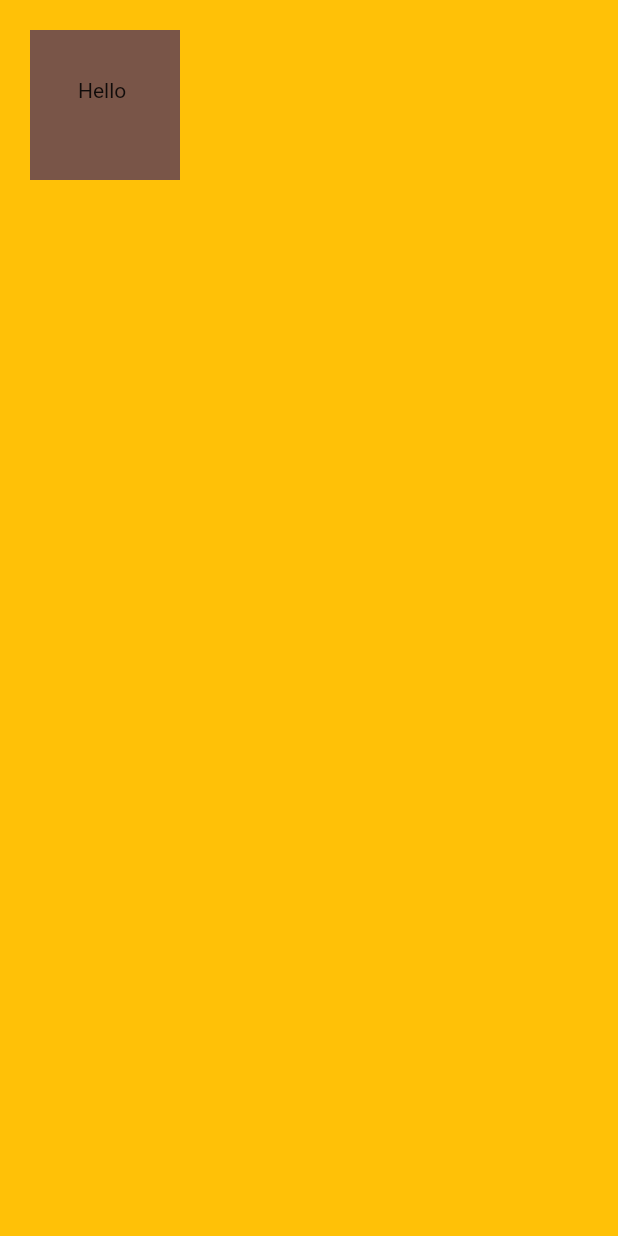
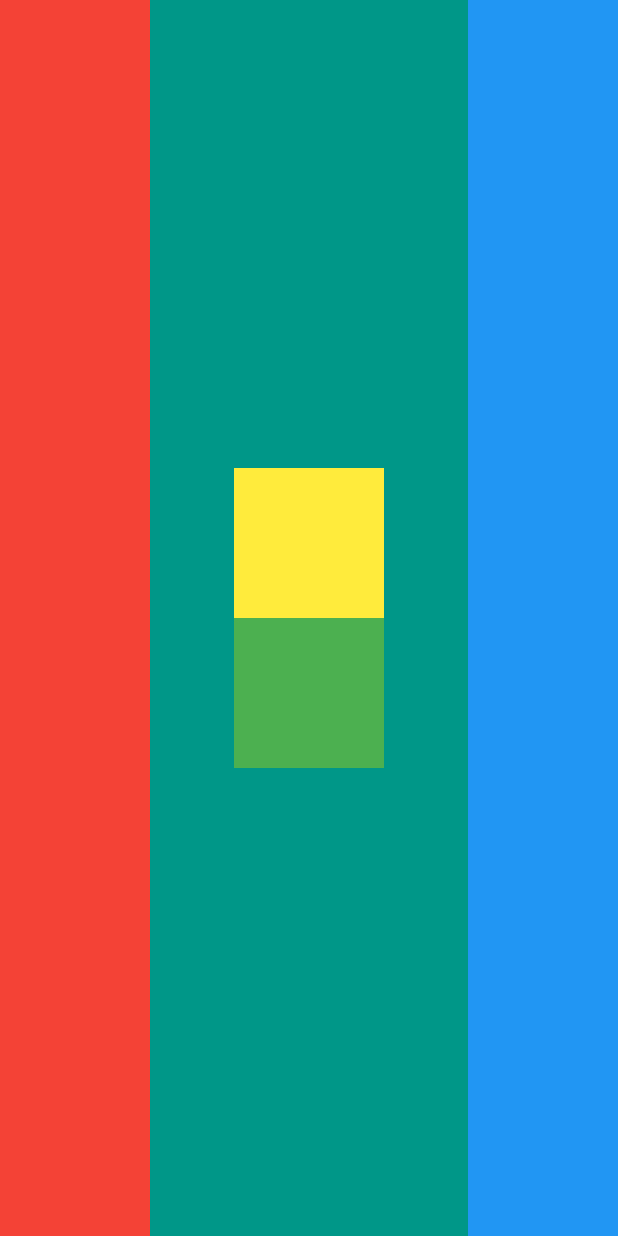
Before and after one commit to G-Shack/flutter-mi_card, a Flutter app: the screen it shows after launch, on a phone screen of 412 x 824 dp. Run offline on Flutter 3.47's test engine with Material 2 defaults, Android fonts, the light colour scheme and no system bars.

Commit message:
Challenge Completed

```diff
--- a/lib/main.dart
+++ b/lib/main.dart
@@ -12,16 +12,37 @@
     return MaterialApp(
       debugShowCheckedModeBanner: false,
       home: Scaffold(
-        backgroundColor: Colors.amber,
+        backgroundColor: Colors.teal,
         body: SafeArea(
-            child: Container(
-          height: 100.0,
-          width: 100.0,
-          margin: EdgeInsets.all(20.0),
-          padding: EdgeInsets.all(32.0),
-          color: Colors.brown,
-          child: Text("Hello"),
-        )),
+          child: Row(
+            mainAxisAlignment: MainAxisAlignment.spaceBetween,
+            children: [
+              Container(
+                color: Colors.red,
+                width: 100,
+              ),
+              Column(
+                mainAxisAlignment: MainAxisAlignment.center,
+                children: [
+                  Container(
+                    color: Colors.yellow,
+                    height: 100,
+                    width: 100,
+                  ),
+                  Container(
+                    color: Colors.green,
+                    height: 100,
+                    width: 100,
+                  ),
+                ],
+              ),
+              Container(
+                color: Colors.blue,
+                width: 100,
+              ),
+            ],
+          ),
+        ),
       ),
     );
   }
```
